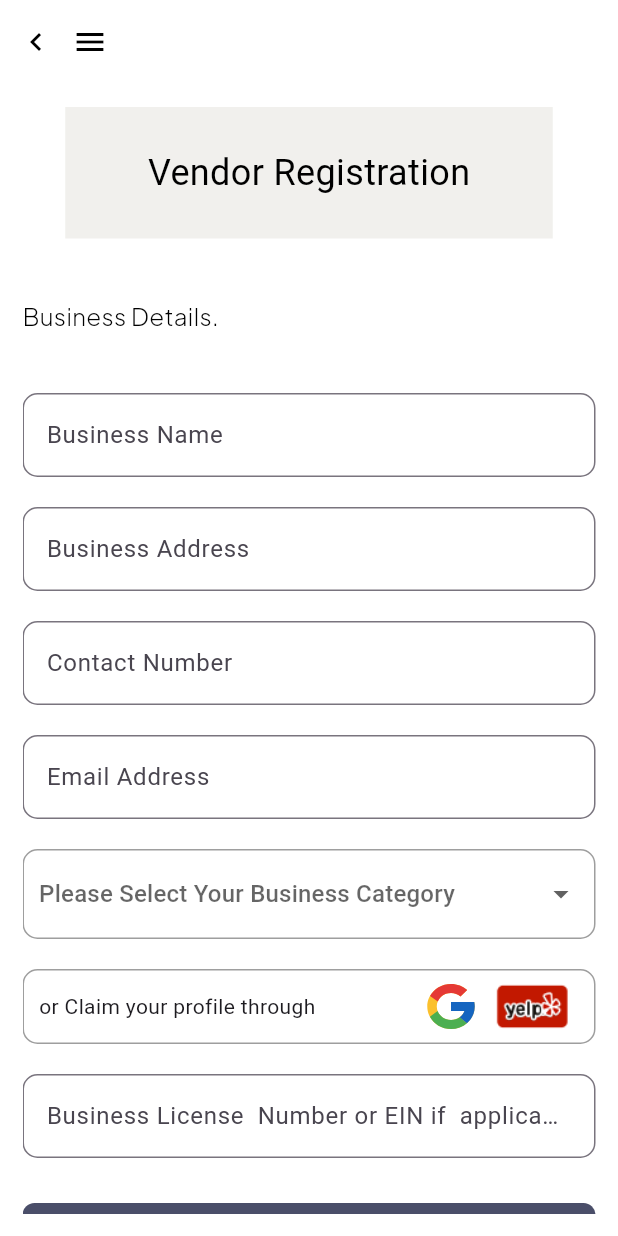
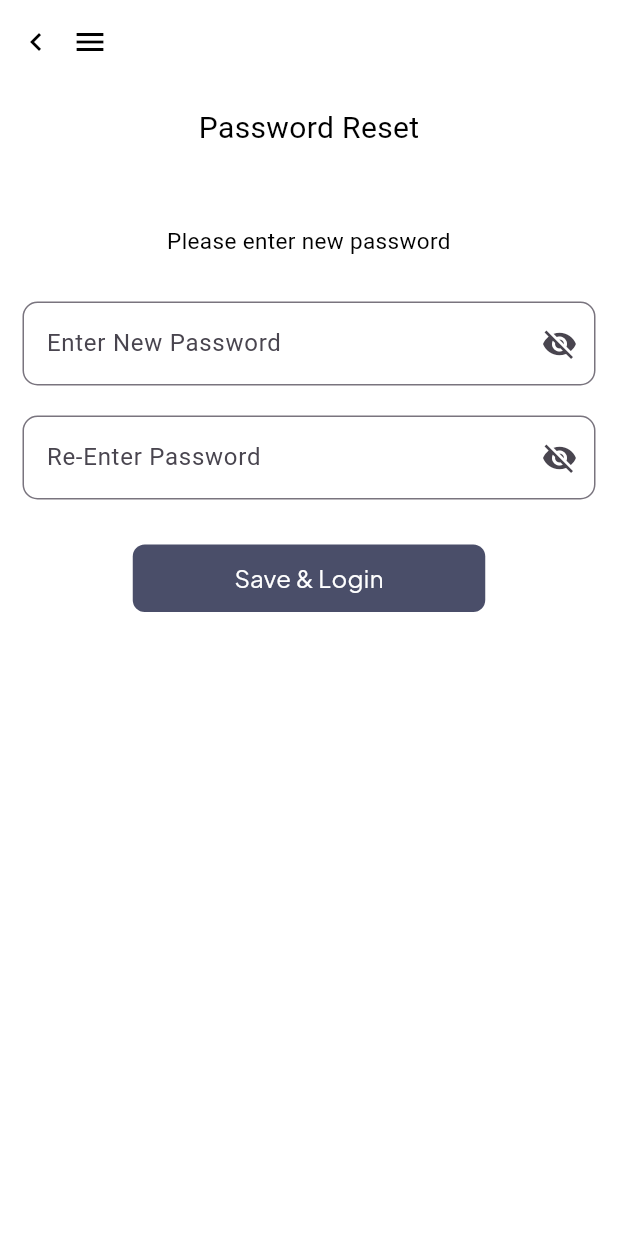
Before and after one commit to engrlatifullah/Tap-To-Party, a Flutter app: the OtpScreen screen opened directly, after a tap on "Send Otp", on a phone screen of 412 x 824 dp. Run offline on Flutter 3.47's test engine with Material 3 defaults, Android fonts, the light colour scheme and no system bars; our stand-ins replace dotted_border, flutter_screenutil, flutter_svg, font_awesome_flutter, google_fonts and 2 more; missing offline and left inert: dart:ffi; Roboto replaces fonts that are missing (Gfs Didot).

Commit message:
"add face dialog create new password screen and much more"

```diff
--- a/lib/main.dart
+++ b/lib/main.dart
@@ -1,7 +1,7 @@
 import 'package:flutter/material.dart';
 import 'package:flutter_screenutil/flutter_screenutil.dart';
 import 'package:taptoparty/themes/app_colors.dart';
-import 'package:taptoparty/views/vendor_screen/vendor_home_dashboard/vendor_home_dashboard.dart';
+import 'package:taptoparty/views/onboarding_screens/intro_screen.dart';
 
 void main() => runApp(const MyApp());
 
@@ -26,7 +26,7 @@ class MyApp extends StatelessWidget {
           home: child,
         );
       },
-      child: const VendorHomeDashboardScreen(),
+      child: const IntroScreen(),
     );
   }
 }
--- /dev/null
+++ b/lib/views/auth_screen/new_password_screen.dart
@@ -0,0 +1,140 @@
+import 'package:flutter/material.dart';
+import 'package:flutter_screenutil/flutter_screenutil.dart';
+import 'package:taptoparty/themes/app_textstyles.dart';
+import 'package:taptoparty/views/auth_screen/login_screen.dart';
+import 'package:taptoparty/widget/custom_input.dart';
+import 'package:taptoparty/widget/primary_button.dart';
+
+class NewPasswordScreen extends StatelessWidget {
+  const NewPasswordScreen({super.key});
+
+  @override
+  Widget build(BuildContext context) {
+    return Scaffold(
+      appBar: AppBar(
+        backgroundColor: Colors.transparent,
+        elevation: 0,
+        leadingWidth: 90,
+        leading: Row(
+          children: [
+            IconButton(
+                onPressed: () {
+                  Navigator.pop(context);
+                },
+                icon: Icon(
+                  Icons.navigate_before,
+                  color: Colors.black,
+                )),
+            Icon(
+              Icons.menu,
+              color: Colors.black,
+            ),
+          ],
+        ),
+      ),
+      body: Padding(
+        padding: const EdgeInsets.all(15.0),
+        child: Column(
+          children: [
+            Text(
+              'Password Reset',
+              style: AppTextStyles.gfsDidotStyle.copyWith(
+                color: Colors.black,
+                fontSize: 20,
+              ),
+            ),
+            SizedBox(height: 50),
+            Text(
+              'Please enter new password',
+              textAlign: TextAlign.center,
+              style: TextStyle(
+                color: Colors.black,
+                fontSize: 15,
+                fontWeight: FontWeight.w400,
+              ),
+            ),
+            SizedBox(height: 30),
+            CustomInput(
+              hintText: "Enter New Password",
+              suffixIcon: Icon(Icons.visibility_off),
+            ),
+            SizedBox(height: 20),
+            CustomInput(
+              hintText: "Re-Enter Password",
+              suffixIcon: Icon(Icons.visibility_off),
+            ),
+            SizedBox(height: 30),
+            SizedBox(
+              width: 235.w,
+              child: PrimaryButton(
+                onTap: () {
+                  showDialog(
+                      context: context,
+                      builder: (BuildContext context) {
+                        return Dialog(
+                          backgroundColor: Color(0xFFA99F96),
+                          shape: RoundedRectangleBorder(),
+                          child: Padding(
+                            padding: const EdgeInsets.all(10.0),
+                            child: Column(
+                              mainAxisSize: MainAxisSize.min,
+                              children: [
+                                Icon(
+                                  Icons.verified_rounded,
+                                  size: 50,
+                                  color: Color(0xFF34A853),
+                                ),
+                                SizedBox(height: 20),
+                                Text(
+                                  'Password Updated\nSuccessfully',
+                                  textAlign: TextAlign.center,
+                                  style: AppTextStyles.plusJakartaSans.copyWith(
+                                    color: Colors.black,
+                                    fontSize: 20,
+                                  ),
+                                ),
+                                SizedBox(height: 30),
+                                GestureDetector(
+                                  onTap: () {
+                                    Navigator.pushAndRemoveUntil(context,
+                                        MaterialPageRoute(
+                                            builder: (BuildContext context) {
+                                      return LoginScreen();
+                                    }), (route) => false);
+                                  },
+                                  child: Container(
+                                    width: 247,
+                                    height: 82,
+                                    decoration: ShapeDecoration(
+                                      color: Color(0xFF4A4E69),
+                                      shape: RoundedRectangleBorder(
+                                        borderRadius: BorderRadius.circular(10),
+                                      ),
+                                    ),
+                                    child: Center(
+                                      child: Text(
+                                        'Back to Home',
+                                        style: AppTextStyles.plusJakartaSans
+                                            .copyWith(
+                                          color: Colors.white,
+                                          fontSize: 16,
+                                        ),
+                                      ),
+                                    ),
+                                  ),
+                                )
+                              ],
+                            ),
+                          ),
+                        );
+                      });
+                },
+                title: "Save & Login",
+              ),
+            )
+          ],
+        ),
+      ),
+    );
+  }
+}
--- a/lib/views/auth_screen/otp_screen.dart
+++ b/lib/views/auth_screen/otp_screen.dart
@@ -1,11 +1,11 @@
 import 'package:flutter/material.dart';
 import 'package:flutter_screenutil/flutter_screenutil.dart';
-import 'package:taptoparty/views/auth_screen/bussniss_owner_registeration/bussniss_owner_registeration.dart.dart';
 import 'package:taptoparty/views/auth_screen/widget/otp_field.dart';
 
 import '../../themes/app_textstyles.dart';
 import '../../utils/navigation.dart';
 import '../../widget/primary_button.dart';
+import 'new_password_screen.dart';
 
 class OtpScreen extends StatelessWidget {
   const OtpScreen({super.key});
@@ -64,7 +64,7 @@ class OtpScreen extends StatelessWidget {
                       onTap: () {
                         navigateToPage(
                           context: context,
-                          pageName: BusinessOwnerRegistrationScreen(),
+                          pageName: NewPasswordScreen(),
                         );
                       })),
             )
--- a/lib/widget/custom_input.dart
+++ b/lib/widget/custom_input.dart
@@ -2,10 +2,17 @@ import 'package:flutter/material.dart';
 import 'package:taptoparty/themes/app_colors.dart';
 
 class CustomInput extends StatelessWidget {
-  final String ? hintText;
-  final Widget ? suffixIcon;
-  final TextEditingController ? controller;
-  const CustomInput({Key? key, this.hintText, this.controller, this.suffixIcon}) : super(key: key);
+  final String? hintText;
+  final Widget? suffixIcon;
+  final Widget? prefixIcon;
+  final TextEditingController? controller;
+  const CustomInput(
+      {Key? key,
+      this.hintText,
+      this.controller,
+      this.suffixIcon,
+      this.prefixIcon})
+      : super(key: key);
 
   @override
   Widget build(BuildContext context) {
@@ -14,16 +21,15 @@ class CustomInput extends StatelessWidget {
       decoration: InputDecoration(
         hintText: hintText,
         suffixIcon: suffixIcon,
-
+        prefixIcon: prefixIcon,
         border: OutlineInputBorder(
           borderRadius: BorderRadius.circular(10),
         ),
         focusedBorder: OutlineInputBorder(
-          borderRadius: BorderRadius.circular(10),
-          borderSide: const BorderSide(
-            color: AppColors.mainColor,
-          )
-        ),
+            borderRadius: BorderRadius.circular(10),
+            borderSide: const BorderSide(
+              color: AppColors.mainColor,
+            )),
       ),
     );
   }
```
Also changed, not shown: lib/views/auth_screen/Forgot_pasword.dart (+12 -6 lines), lib/views/auth_screen/user_auth_screen/setting_up_face_id.dart (+116 -1 lines), lib/views/onboarding_screens/intro_screen.dart (+9 -1 lines), images/Face ID.png (added), images/g.gif (added), images/glass.gif (added).
